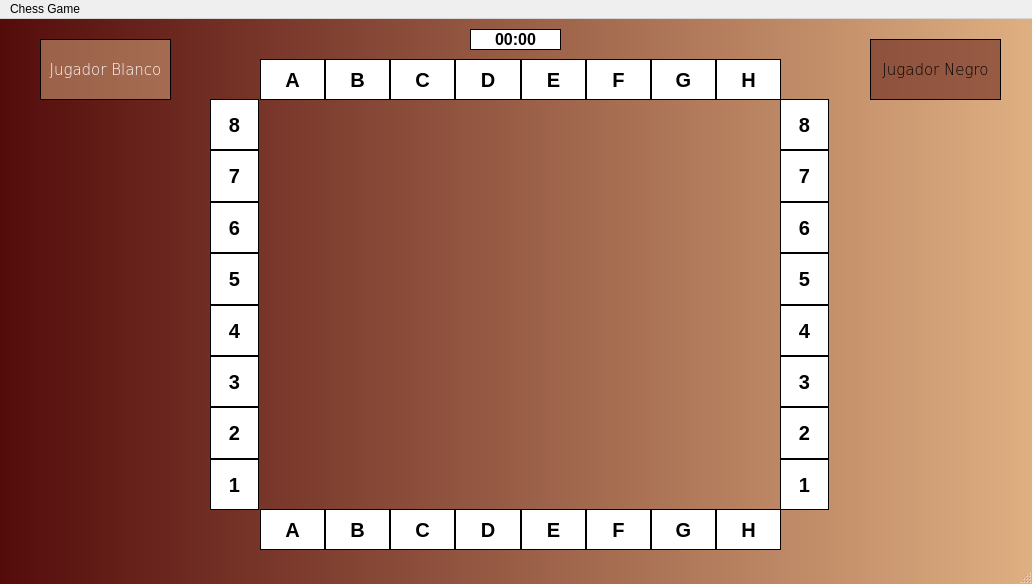
Qt form mainwindow.ui (GerardoTBO/Chess-QtCreator-Cpp) before a commit.
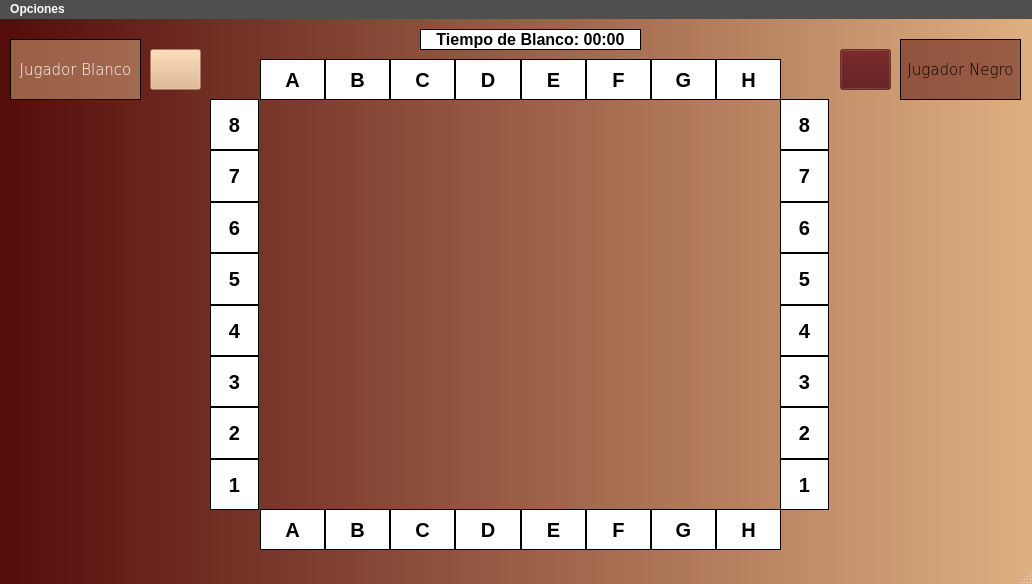
The same form after that commit. Icons and pictures are not drawn.

Commit message: No autocheck, resigning, builders

```diff
--- a/mainwindow.ui
+++ b/mainwindow.ui
@@ -44,7 +44,7 @@
    <widget class="QLabel" name="whiteLabel">
     <property name="geometry">
      <rect>
-      <x>40</x>
+      <x>10</x>
       <y>20</y>
       <width>131</width>
       <height>61</height>
@@ -80,9 +80,9 @@
    <widget class="QLabel" name="blackLabel">
     <property name="geometry">
      <rect>
-      <x>870</x>
+      <x>900</x>
       <y>20</y>
-      <width>131</width>
+      <width>121</width>
       <height>61</height>
      </rect>
     </property>
@@ -480,9 +480,9 @@
    <widget class="QLabel" name="timeLabel">
     <property name="geometry">
      <rect>
-      <x>470</x>
+      <x>420</x>
       <y>10</y>
-      <width>91</width>
+      <width>221</width>
       <height>21</height>
      </rect>
     </property>
@@ -495,7 +495,7 @@
      </font>
     </property>
     <property name="text">
-     <string>00:00</string>
+     <string>Tiempo de Blanco: 00:00</string>
     </property>
     <property name="textFormat">
      <enum>Qt::PlainText</enum>
@@ -822,6 +822,50 @@
      </item>
     </layout>
    </widget>
+   <widget class="QPushButton" name="resigningWhite">
+    <property name="geometry">
+     <rect>
+      <x>150</x>
+      <y>30</y>
+      <width>51</width>
+      <height>41</height>
+     </rect>
+    </property>
+    <property name="styleSheet">
+     <string notr="true">QPushButton#resigningWhite{
+background-color: rgb(223,176,130,0.5);
+}</string>
+    </property>
+    <property name="text">
+     <string/>
+    </property>
+    <property name="icon">
+     <iconset resource="Pieces.qrc">
+      <normaloff>:/pieces/whiteFlag.png</normaloff>:/pieces/whiteFlag.png</iconset>
+    </property>
+   </widget>
+   <widget class="QPushButton" name="resigningBlack">
+    <property name="geometry">
+     <rect>
+      <x>840</x>
+      <y>30</y>
+      <width>51</width>
+      <height>41</height>
+     </rect>
+    </property>
+    <property name="styleSheet">
+     <string notr="true">QPushButton#resigningBlack{
+	background-color: rgb(84,12,11,0.5);
+}</string>
+    </property>
+    <property name="text">
+     <string/>
+    </property>
+    <property name="icon">
+     <iconset resource="Pieces.qrc">
+      <normaloff>:/pieces/blackFlag.png</normaloff>:/pieces/blackFlag.png</iconset>
+    </property>
+   </widget>
   </widget>
   <widget class="QMenuBar" name="menubar">
    <property name="geometry">
@@ -832,9 +876,37 @@
      <height>20</height>
     </rect>
    </property>
+   <property name="font">
+    <font>
+     <weight>75</weight>
+     <bold>true</bold>
+    </font>
+   </property>
+   <property name="autoFillBackground">
+    <bool>false</bool>
+   </property>
+   <property name="styleSheet">
+    <string notr="true">QMenuBar{
+	background-color: rgb(79, 79, 79);
+	
+	color: rgb(255, 255, 255);
+}</string>
+   </property>
    <widget class="QMenu" name="menuChessGame">
+    <property name="font">
+     <font>
+      <family>Nirmala UI</family>
+      <weight>75</weight>
+      <bold>true</bold>
+     </font>
+    </property>
+    <property name="styleSheet">
+     <string notr="true">QMenu{
+	background-color: rgb(129, 129, 129);
+}</string>
+    </property>
     <property name="title">
-     <string>Chess Game</string>
+     <string>Opciones</string>
     </property>
    </widget>
    <addaction name="menuChessGame"/>
```
Left out of the diff: 12 changed lines with no effect on the pictures. The commit also changes 24 other files.
